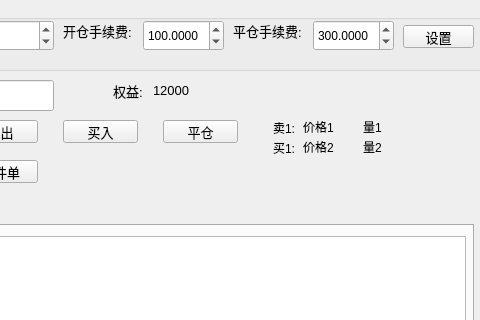
Above: FutureSystem/mocktrade.ui from spartawwy/FuturesForecast before the change; both pictures show x 157 to 637 and y 0 to 320 of the 637 by 579 pixel window. Below: the same form after it.
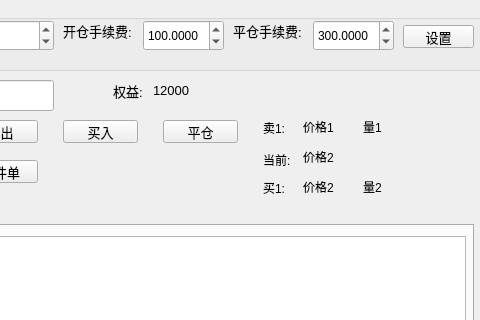
That is the form after the change.

```diff
--- a/FutureSystem/mocktrade.ui
+++ b/FutureSystem/mocktrade.ui
@@ -180,7 +180,7 @@
   <widget class="QLabel" name="label_2">
    <property name="geometry">
     <rect>
-     <x>430</x>
+     <x>420</x>
      <y>120</y>
      <width>21</width>
      <height>16</height>
@@ -193,8 +193,8 @@
   <widget class="QLabel" name="label_4">
    <property name="geometry">
     <rect>
-     <x>430</x>
-     <y>140</y>
+     <x>420</x>
+     <y>180</y>
      <width>21</width>
      <height>16</height>
     </rect>
@@ -220,7 +220,7 @@
    <property name="geometry">
     <rect>
      <x>460</x>
-     <y>140</y>
+     <y>180</y>
      <width>46</width>
      <height>13</height>
     </rect>
@@ -246,7 +246,7 @@
    <property name="geometry">
     <rect>
      <x>520</x>
-     <y>140</y>
+     <y>180</y>
      <width>46</width>
      <height>13</height>
     </rect>
@@ -443,6 +443,32 @@
     </property>
    </widget>
   </widget>
+  <widget class="QLabel" name="le_cur_price">
+   <property name="geometry">
+    <rect>
+     <x>460</x>
+     <y>150</y>
+     <width>46</width>
+     <height>13</height>
+    </rect>
+   </property>
+   <property name="text">
+    <string>价格2</string>
+   </property>
+  </widget>
+  <widget class="QLabel" name="label_5">
+   <property name="geometry">
+    <rect>
+     <x>420</x>
+     <y>150</y>
+     <width>31</width>
+     <height>20</height>
+    </rect>
+   </property>
+   <property name="text">
+    <string>当前:</string>
+   </property>
+  </widget>
  </widget>
  <resources/>
  <connections/>
```
